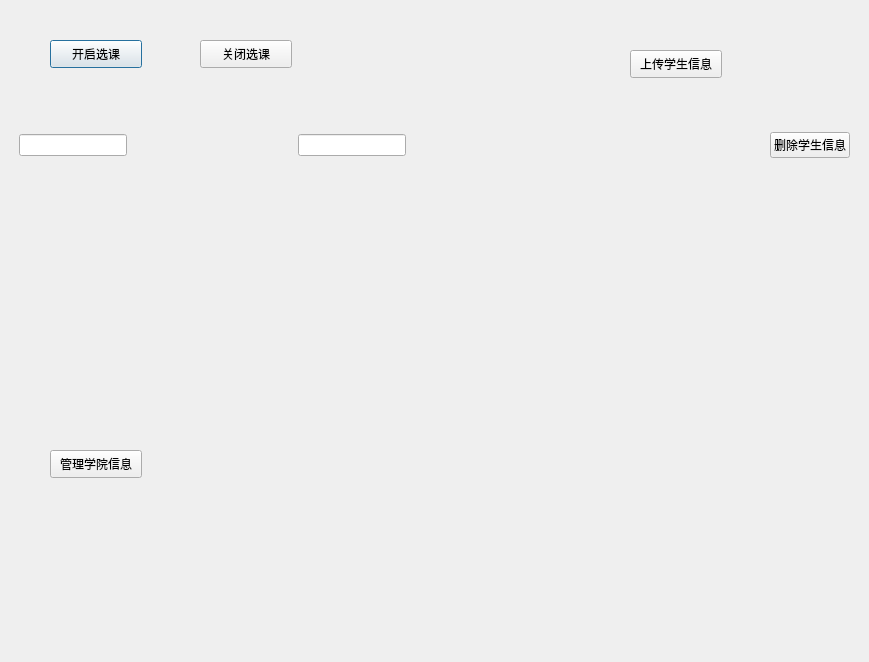
Above: ui/originalUIFile/adminHome.ui from AngXue/stuCour-SelMS before the change. Below: the same form after it.
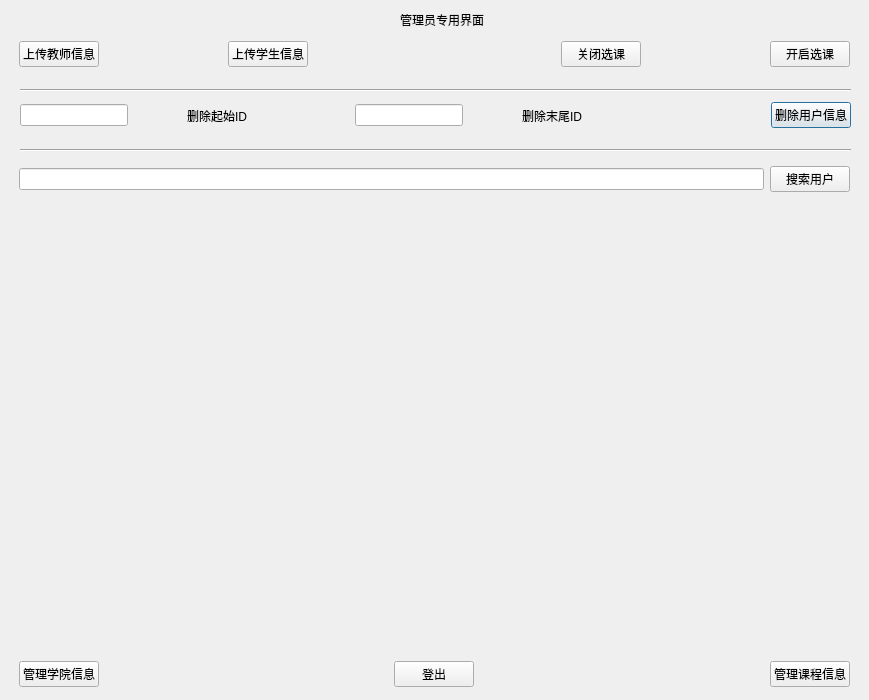
That is the form after the change. Icons and pictures are not drawn.

Commit message: 学生和管理员主界面

The edit to the form file:
```diff
--- a/ui/originalUIFile/adminHome.ui
+++ b/ui/originalUIFile/adminHome.ui
@@ -7,69 +7,29 @@
     <x>0</x>
     <y>0</y>
     <width>869</width>
-    <height>662</height>
+    <height>700</height>
    </rect>
   </property>
+  <property name="minimumSize">
+   <size>
+    <width>869</width>
+    <height>700</height>
+   </size>
+  </property>
+  <property name="maximumSize">
+   <size>
+    <width>869</width>
+    <height>700</height>
+   </size>
+  </property>
   <property name="windowTitle">
    <string>Dialog</string>
   </property>
-  <widget class="QPushButton" name="pushButton">
-   <property name="geometry">
-    <rect>
-     <x>50</x>
-     <y>40</y>
-     <width>92</width>
-     <height>28</height>
-    </rect>
-   </property>
-   <property name="text">
-    <string>开启选课</string>
-   </property>
-  </widget>
-  <widget class="QPushButton" name="pushButton_2">
-   <property name="geometry">
-    <rect>
-     <x>630</x>
-     <y>50</y>
-     <width>92</width>
-     <height>28</height>
-    </rect>
-   </property>
-   <property name="text">
-    <string>上传学生信息</string>
-   </property>
-  </widget>
-  <widget class="QPushButton" name="pushButton_3">
-   <property name="geometry">
-    <rect>
-     <x>50</x>
-     <y>450</y>
-     <width>92</width>
-     <height>28</height>
-    </rect>
-   </property>
-   <property name="text">
-    <string>管理学院信息</string>
-   </property>
-  </widget>
-  <widget class="QPushButton" name="pushButton_5">
-   <property name="geometry">
-    <rect>
-     <x>200</x>
-     <y>40</y>
-     <width>92</width>
-     <height>28</height>
-    </rect>
-   </property>
-   <property name="text">
-    <string>关闭选课</string>
-   </property>
-  </widget>
   <widget class="QWidget" name="horizontalLayoutWidget">
    <property name="geometry">
     <rect>
-     <x>19</x>
-     <y>120</y>
+     <x>20</x>
+     <y>90</y>
      <width>831</width>
      <height>51</height>
     </rect>
@@ -79,30 +39,178 @@
      <widget class="QLineEdit" name="lineEdit"/>
     </item>
     <item alignment="Qt::AlignLeft">
-     <widget class="QLineEdit" name="lineEdit_2"/>
+     <widget class="QLabel" name="deleteStartPrompt">
+      <property name="text">
+       <string>删除起始ID</string>
+      </property>
+     </widget>
     </item>
+    <item alignment="Qt::AlignLeft">
+     <widget class="QLineEdit" name="deleteEndInput"/>
+    </item>
+    <item alignment="Qt::AlignLeft">
+     <widget class="QLabel" name="deleteEndPrompt">
+      <property name="text">
+       <string>删除末尾ID</string>
+      </property>
+     </widget>
+    </item>
     <item alignment="Qt::AlignRight">
      <widget class="QPushButton" name="pushButton_6">
       <property name="text">
-       <string>删除学生信息</string>
+       <string>删除用户信息</string>
       </property>
      </widget>
     </item>
    </layout>
   </widget>
-  <widget class="QLabel" name="label">
+  <widget class="QWidget" name="horizontalLayoutWidget_2">
    <property name="geometry">
     <rect>
-     <x>240</x>
-     <y>180</y>
-     <width>411</width>
-     <height>371</height>
+     <x>19</x>
+     <y>29</y>
+     <width>831</width>
+     <height>51</height>
     </rect>
    </property>
+   <layout class="QHBoxLayout" name="horizontalLayout_2">
+    <item alignment="Qt::AlignLeft">
+     <widget class="QPushButton" name="uploadTeachersInformButton">
+      <property name="text">
+       <string>上传教师信息</string>
+      </property>
+     </widget>
+    </item>
+    <item alignment="Qt::AlignLeft">
+     <widget class="QPushButton" name="uploadStusInformButton">
+      <property name="text">
+       <string>上传学生信息</string>
+      </property>
+     </widget>
+    </item>
+    <item alignment="Qt::AlignRight">
+     <widget class="QPushButton" name="stopSelectSubsButton">
+      <property name="text">
+       <string>关闭选课</string>
+      </property>
+     </widget>
+    </item>
+    <item alignment="Qt::AlignRight">
+     <widget class="QPushButton" name="startSelectSubsButton">
+      <property name="text">
+       <string>开启选课</string>
+      </property>
+     </widget>
+    </item>
+   </layout>
+  </widget>
+  <widget class="QWidget" name="gridLayoutWidget">
+   <property name="geometry">
+    <rect>
+     <x>19</x>
+     <y>159</y>
+     <width>831</width>
+     <height>41</height>
+    </rect>
+   </property>
+   <layout class="QGridLayout" name="gridLayout">
+    <item row="0" column="0">
+     <widget class="QLineEdit" name="searchUsersInput"/>
+    </item>
+    <item row="0" column="1">
+     <widget class="QPushButton" name="searchUsersButton">
+      <property name="text">
+       <string>搜索用户</string>
+      </property>
+     </widget>
+    </item>
+   </layout>
+  </widget>
+  <widget class="Line" name="dividingLine_1">
+   <property name="geometry">
+    <rect>
+     <x>20</x>
+     <y>140</y>
+     <width>831</width>
+     <height>20</height>
+    </rect>
+   </property>
+   <property name="orientation">
+    <enum>Qt::Horizontal</enum>
+   </property>
+  </widget>
+  <widget class="Line" name="dividingLine_2">
+   <property name="geometry">
+    <rect>
+     <x>20</x>
+     <y>80</y>
+     <width>831</width>
+     <height>20</height>
+    </rect>
+   </property>
+   <property name="orientation">
+    <enum>Qt::Horizontal</enum>
+   </property>
+  </widget>
+  <widget class="QLabel" name="searchUsersResult">
+   <property name="geometry">
+    <rect>
+     <x>21</x>
+     <y>214</y>
+     <width>831</width>
+     <height>431</height>
+    </rect>
+   </property>
    <property name="text">
-    <string>&lt;html&gt;&lt;head/&gt;&lt;body&gt;&lt;p&gt;&lt;img src=&quot;:/admin/屏幕截图 2023-03-30 124350.png&quot;/&gt;&lt;/p&gt;&lt;/body&gt;&lt;/html&gt;</string>
+    <string>&lt;html&gt;&lt;head/&gt;&lt;body&gt;&lt;p&gt;&lt;img src=&quot;:/admin/temp.png&quot;/&gt;&lt;/p&gt;&lt;/body&gt;&lt;/html&gt;</string>
    </property>
   </widget>
+  <widget class="QLabel" name="topText">
+   <property name="geometry">
+    <rect>
+     <x>400</x>
+     <y>10</y>
+     <width>111</width>
+     <height>20</height>
+    </rect>
+   </property>
+   <property name="text">
+    <string>管理员专用界面</string>
+   </property>
+  </widget>
+  <widget class="QWidget" name="horizontalLayoutWidget_3">
+   <property name="geometry">
+    <rect>
+     <x>19</x>
+     <y>659</y>
+     <width>831</width>
+     <height>31</height>
+    </rect>
+   </property>
+   <layout class="QHBoxLayout" name="horizontalLayout_3">
+    <item alignment="Qt::AlignLeft">
+     <widget class="QPushButton" name="manageCollegeInformButton">
+      <property name="text">
+       <string>管理学院信息</string>
+      </property>
+     </widget>
+    </item>
+    <item alignment="Qt::AlignHCenter">
+     <widget class="QPushButton" name="logOutButton">
+      <property name="text">
+       <string>登出</string>
+      </property>
+     </widget>
+    </item>
+    <item alignment="Qt::AlignRight">
+     <widget class="QPushButton" name="manageSubsInformButton">
+      <property name="text">
+       <string>管理课程信息</string>
+      </property>
+     </widget>
+    </item>
+   </layout>
+  </widget>
  </widget>
  <resources>
   <include location="../res.qrc"/>
```
Left out of the diff: 153 changed lines with no effect on the pictures. The commit also changes 11 other files.
